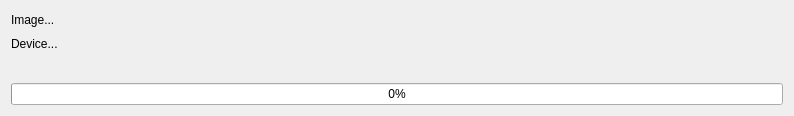
Qt form src/ui/progresswidget.ui (darrenedale/ReScribe) before a commit.
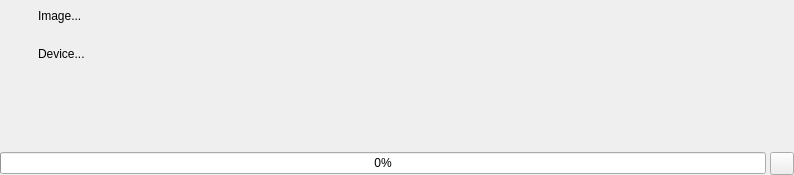
The same form after that commit. Icons and pictures are not drawn.

Commit message: Removed unused functions from ProgressWidget; added icons.

Patch:
```diff
--- a/src/ui/progresswidget.ui
+++ b/src/ui/progresswidget.ui
@@ -7,26 +7,121 @@
     <x>0</x>
     <y>0</y>
     <width>794</width>
-    <height>116</height>
+    <height>175</height>
    </rect>
   </property>
   <property name="windowTitle">
    <string>Form</string>
   </property>
   <layout class="QVBoxLayout" name="verticalLayout">
+   <property name="leftMargin">
+    <number>0</number>
+   </property>
+   <property name="topMargin">
+    <number>0</number>
+   </property>
+   <property name="rightMargin">
+    <number>0</number>
+   </property>
+   <property name="bottomMargin">
+    <number>0</number>
+   </property>
    <item>
-    <widget class="QLabel" name="image">
-     <property name="text">
-      <string>Image...</string>
-     </property>
-    </widget>
+    <layout class="QHBoxLayout" name="imageLayout">
+     <item>
+      <widget class="QLabel" name="imageIcon">
+       <property name="minimumSize">
+        <size>
+         <width>32</width>
+         <height>32</height>
+        </size>
+       </property>
+       <property name="maximumSize">
+        <size>
+         <width>32</width>
+         <height>32</height>
+        </size>
+       </property>
+       <property name="baseSize">
+        <size>
+         <width>32</width>
+         <height>32</height>
+        </size>
+       </property>
+       <property name="text">
+        <string/>
+       </property>
+       <property name="scaledContents">
+        <bool>true</bool>
+       </property>
+      </widget>
+     </item>
+     <item>
+      <widget class="QLabel" name="image">
+       <property name="toolTip">
+        <string>The disk image being written.</string>
+       </property>
+       <property name="text">
+        <string>Image...</string>
+       </property>
+      </widget>
+     </item>
+    </layout>
    </item>
    <item>
-    <widget class="QLabel" name="device">
-     <property name="text">
-      <string>Device...</string>
+    <layout class="QHBoxLayout" name="deviceLayout">
+     <item>
+      <widget class="QLabel" name="deviceIcon">
+       <property name="minimumSize">
+        <size>
+         <width>32</width>
+         <height>32</height>
+        </size>
+       </property>
+       <property name="maximumSize">
+        <size>
+         <width>32</width>
+         <height>32</height>
+        </size>
+       </property>
+       <property name="baseSize">
+        <size>
+         <width>32</width>
+         <height>32</height>
+        </size>
+       </property>
+       <property name="text">
+        <string/>
+       </property>
+       <property name="scaledContents">
+        <bool>true</bool>
+       </property>
+      </widget>
+     </item>
+     <item>
+      <widget class="QLabel" name="device">
+       <property name="toolTip">
+        <string>The device the disk image is being written to.</string>
+       </property>
+       <property name="text">
+        <string>Device...</string>
+       </property>
+      </widget>
+     </item>
+    </layout>
+   </item>
+   <item>
+    <spacer name="verticalSpacer">
+     <property name="orientation">
+      <enum>Qt::Vertical</enum>
      </property>
-    </widget>
+     <property name="sizeHint" stdset="0">
+      <size>
+       <width>20</width>
+       <height>40</height>
+      </size>
+     </property>
+    </spacer>
    </item>
    <item>
     <widget class="QLabel" name="status">
@@ -36,11 +131,32 @@
     </widget>
    </item>
    <item>
-    <widget class="QProgressBar" name="progressBar">
-     <property name="value">
-      <number>0</number>
+    <layout class="QHBoxLayout" name="progressLayout">
+     <property name="spacing">
+      <number>4</number>
      </property>
-    </widget>
+     <item>
+      <widget class="QProgressBar" name="progressBar">
+       <property name="value">
+        <number>0</number>
+       </property>
+      </widget>
+     </item>
+     <item>
+      <widget class="QToolButton" name="cancel">
+       <property name="toolTip">
+        <string>&lt;html&gt;&lt;head/&gt;&lt;body&gt;&lt;p&gt;Cancel writing the image.&lt;/p&gt;&lt;p&gt;&lt;br/&gt;&lt;/p&gt;&lt;p&gt;&lt;span style=&quot; font-weight:600;&quot;&gt;Warning: this is likely leave your device in an unreadable state.&lt;/span&gt;&lt;/p&gt;&lt;/body&gt;&lt;/html&gt;</string>
+       </property>
+       <property name="text">
+        <string/>
+       </property>
+       <property name="icon">
+        <iconset theme="process-stop">
+         <normaloff>.</normaloff>.</iconset>
+       </property>
+      </widget>
+     </item>
+    </layout>
    </item>
   </layout>
  </widget>
```
Left out of the diff: 2 changed lines with no effect on the pictures. The commit also changes 2 other files.
